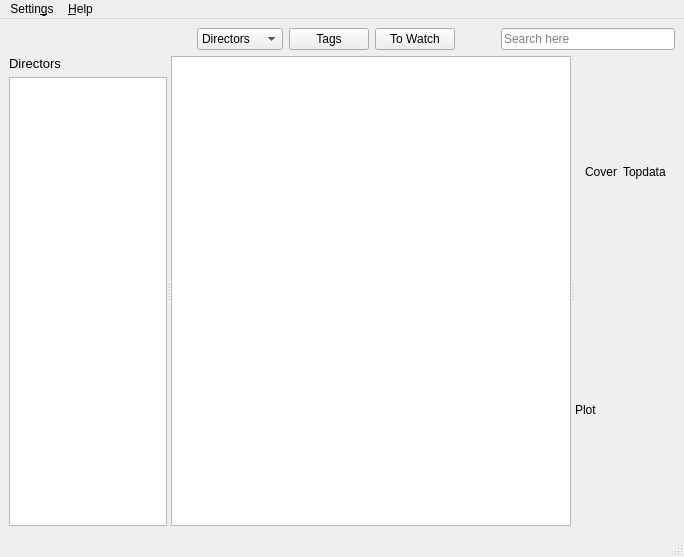
First picture: the form in src/MainWindow.ui, repository ochurlaud/macaw-movies, before the edit.
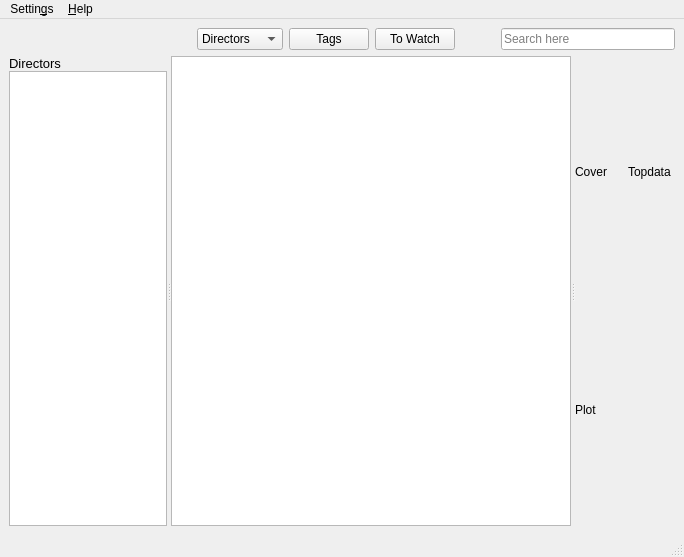
Second picture: the form after the edit. Icons and pictures are not drawn.

The edit to the form file:
```diff
--- a/src/MainWindow.ui
+++ b/src/MainWindow.ui
@@ -138,11 +138,20 @@
        </layout>
       </item>
       <item>
-       <widget class="QSplitter" name="splitter_2">
+       <widget class="QSplitter" name="mainSplitter">
         <property name="orientation">
          <enum>Qt::Horizontal</enum>
         </property>
+        <property name="opaqueResize">
+         <bool>true</bool>
+        </property>
         <widget class="QSplitter" name="splitter">
+         <property name="sizePolicy">
+          <sizepolicy hsizetype="Preferred" vsizetype="Expanding">
+           <horstretch>0</horstretch>
+           <verstretch>0</verstretch>
+          </sizepolicy>
+         </property>
          <property name="minimumSize">
           <size>
            <width>100</width>
@@ -151,7 +160,7 @@
          </property>
          <property name="maximumSize">
           <size>
-           <width>400</width>
+           <width>300</width>
            <height>16777215</height>
           </size>
          </property>
@@ -167,10 +176,46 @@
          <property name="opaqueResize">
           <bool>true</bool>
          </property>
-         <widget class="QWidget" name="leftPannelWidget">
-          <layout class="QVBoxLayout" name="leftPannelLayout">
+         <widget class="QWidget" name="leftPannelWidget" native="true">
+          <property name="minimumSize">
+           <size>
+            <width>100</width>
+            <height>0</height>
+           </size>
+          </property>
+          <property name="maximumSize">
+           <size>
+            <width>300</width>
+            <height>16777215</height>
+           </size>
+          </property>
+          <layout class="QVBoxLayout" name="verticalLayout_2">
+           <property name="spacing">
+            <number>0</number>
+           </property>
+           <property name="sizeConstraint">
+            <enum>QLayout::SetDefaultConstraint</enum>
+           </property>
+           <property name="leftMargin">
+            <number>0</number>
+           </property>
+           <property name="topMargin">
+            <number>0</number>
+           </property>
+           <property name="rightMargin">
+            <number>0</number>
+           </property>
+           <property name="bottomMargin">
+            <number>0</number>
+           </property>
            <item>
             <widget class="QLabel" name="leftPannelLabel">
+             <property name="maximumSize">
+              <size>
+               <width>400</width>
+               <height>16777215</height>
+              </size>
+             </property>
              <property name="font">
               <font>
                <pointsize>10</pointsize>
@@ -195,9 +240,15 @@
                <height>0</height>
               </size>
              </property>
+             <property name="maximumSize">
+              <size>
+               <width>16777215</width>
+               <height>16777215</height>
+              </size>
+             </property>
              <property name="baseSize">
               <size>
-               <width>100</width>
+               <width>0</width>
                <height>0</height>
               </size>
              </property>
@@ -274,12 +325,22 @@
           <bool>false</bool>
          </attribute>
         </widget>
-        <widget class="QWidget" name="layoutWidget">
-         <layout class="QGridLayout" name="metadataPannel">
-          <property name="sizeConstraint">
-           <enum>QLayout::SetDefaultConstraint</enum>
-          </property>
-          <item row="0" column="2">
+        <widget class="QWidget" name="metadataPannel" native="true">
+         <property name="maximumSize">
+          <size>
+           <width>200</width>
+           <height>16777215</height>
+          </size>
+         </property>
+         <layout class="QGridLayout" name="gridLayout_2">
+          <item row="0" column="0">
+           <widget class="QLabel" name="metadataCover">
+            <property name="text">
+             <string>Cover</string>
+            </property>
+           </widget>
+          </item>
+          <item row="0" column="1">
            <widget class="QLabel" name="metadataTop">
             <property name="text">
              <string>Topdata</string>
@@ -289,7 +350,7 @@
             </property>
            </widget>
           </item>
-          <item row="2" column="0" colspan="4">
+          <item row="1" column="0" colspan="2">
            <widget class="QLabel" name="metadataPlot">
             <property name="sizePolicy">
              <sizepolicy hsizetype="MinimumExpanding" vsizetype="Preferred">
@@ -311,13 +372,6 @@
             </property>
            </widget>
           </item>
-          <item row="0" column="1">
-           <widget class="QLabel" name="metadataCover">
-            <property name="text">
-             <string>Cover</string>
-            </property>
-           </widget>
-          </item>
          </layout>
         </widget>
        </widget>
```
